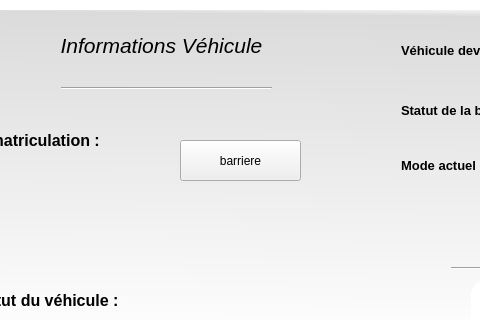
The window that Process/Process_Barriere/Process_Barriere/Process_Barriere.ui (eloiselcr/Gestion-acces-parking) describes before a commit, drawn with Qt 5; both pictures show x 359 to 839 and y 157 to 477 of the 1140 by 694 pixel window.
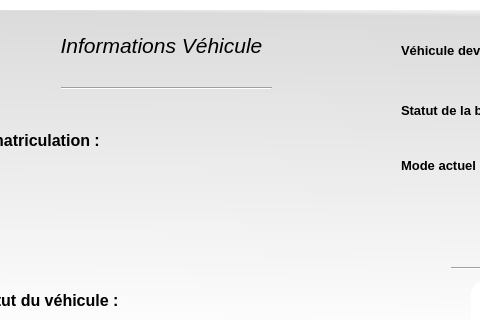
The same window after the commit. Icons and pictures are not drawn.

```diff
--- a/Process/Process_Barriere/Process_Barriere/Process_Barriere.ui
+++ b/Process/Process_Barriere/Process_Barriere/Process_Barriere.ui
@@ -439,19 +439,6 @@
         <enum>Qt::Horizontal</enum>
        </property>
       </widget>
-      <widget class="QPushButton" name="btn_barriere">
-       <property name="geometry">
-        <rect>
-         <x>219</x>
-         <y>140</y>
-         <width>121</width>
-         <height>41</height>
-        </rect>
-       </property>
-       <property name="text">
-        <string>barriere</string>
-       </property>
-      </widget>
      </widget>
      <widget class="QWidget" name="widget_ChoixModes" native="true">
       <property name="geometry">
```
Left out of the diff: 16 changed lines with no effect on the pictures.
